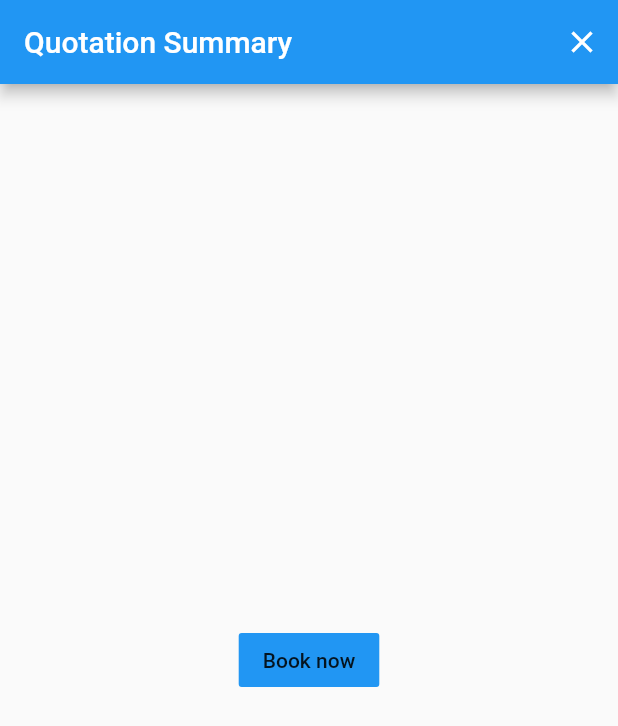
After one commit to andynvt/hmdi, a Flutter app: the _QuotationSummaryView screen opened directly, on a phone screen of 412 x 824 dp. The commit adds this screen. Shown: the top 726 px of the screen. Run offline on Flutter 3.47's test engine with Material 2 defaults, Android fonts, the phone set to English and light mode, and no system bars; our stand-ins replace shared_preferences; accounts and stored records are empty.

Commit message:
add quotation summary

```diff
--- a/lib/module/module.dart
+++ b/lib/module/module.dart
@@ -31,3 +31,5 @@ export './quotation/quotation_view.dart';
 export './quotation_detail/quotation_detail_view.dart';
 
 export './pricing/pricing_view.dart';
+
+export './quotation_summary/quotation_summary_view.dart';
--- a/lib/module/quotation/quotation_view.dart
+++ b/lib/module/quotation/quotation_view.dart
@@ -17,11 +17,7 @@ class _QuotationView extends StatefulWidget {
 }
 
 class _QuotationViewState extends State<_QuotationView> {
-  void _completeClick() {
-    Navigator.of(context).push(
-      MaterialPageRoute(builder: (_) => createQuotationDetail()),
-    );
-  }
+  void _completeClick() {}
 
   @override
   Widget build(BuildContext context) {
--- a/lib/module/quotation_detail/quotation_detail_view.dart
+++ b/lib/module/quotation_detail/quotation_detail_view.dart
@@ -17,11 +17,7 @@ class _QuotationDetailView extends StatefulWidget {
 }
 
 class _QuotationDetailViewState extends State<_QuotationDetailView> {
-  void _applyClick() {
-    Navigator.of(context).push(
-      MaterialPageRoute(builder: (_) => createPricing()),
-    );
-  }
+  void _applyClick() {}
 
   @override
   Widget build(BuildContext context) {
--- /dev/null
+++ b/lib/module/quotation_summary/quotation_summary_logic.dart
@@ -0,0 +1,7 @@
+import 'quotation_summary_model.dart';
+
+class QuotationSummaryLogic {
+  final QuotationSummaryModel _model;
+
+  QuotationSummaryLogic(this._model);
+}
--- /dev/null
+++ b/lib/module/quotation_summary/quotation_summary_model.dart
@@ -0,0 +1,12 @@
+import 'package:flutter/material.dart';
+
+import 'quotation_summary_logic.dart';
+
+class QuotationSummaryModel extends ChangeNotifier {
+  QuotationSummaryLogic _logic;
+  QuotationSummaryLogic get logic => _logic;
+
+  QuotationSummaryModel() {
+    _logic = QuotationSummaryLogic(this);
+  }
+}
--- /dev/null
+++ b/lib/module/quotation_summary/quotation_summary_view.dart
@@ -0,0 +1,43 @@
+import 'package:flutter/material.dart';
+import 'package:provider/provider.dart';
+
+import 'quotation_summary_model.dart';
+
+ChangeNotifierProvider<QuotationSummaryModel> createQuotationSummary() {
+  return ChangeNotifierProvider(
+    create: (_) => QuotationSummaryModel(),
+    child: _QuotationSummaryView(),
+  );
+}
+
+class _QuotationSummaryView extends StatefulWidget {
+  @override
+  _QuotationSummaryViewState createState() => _QuotationSummaryViewState();
+}
+
+class _QuotationSummaryViewState extends State<_QuotationSummaryView> {
+  void _bookClick() {}
+  @override
+  Widget build(BuildContext context) {
+    final model = Provider.of<QuotationSummaryModel>(context);
+    return Scaffold(
+      appBar: AppBar(
+        automaticallyImplyLeading: false,
+        title: Text('Quotation Summary'),
+        actions: [
+          IconButton(
+            icon: Icon(Icons.close),
+            onPressed: Navigator.of(context).pop,
+          )
+        ],
+      ),
+      body: Center(
+        child: FlatButton(
+          child: Text('Book now'),
+          color: Colors.blue,
+          onPressed: _bookClick,
+        ),
+      ),
+    );
+  }
+}
```
